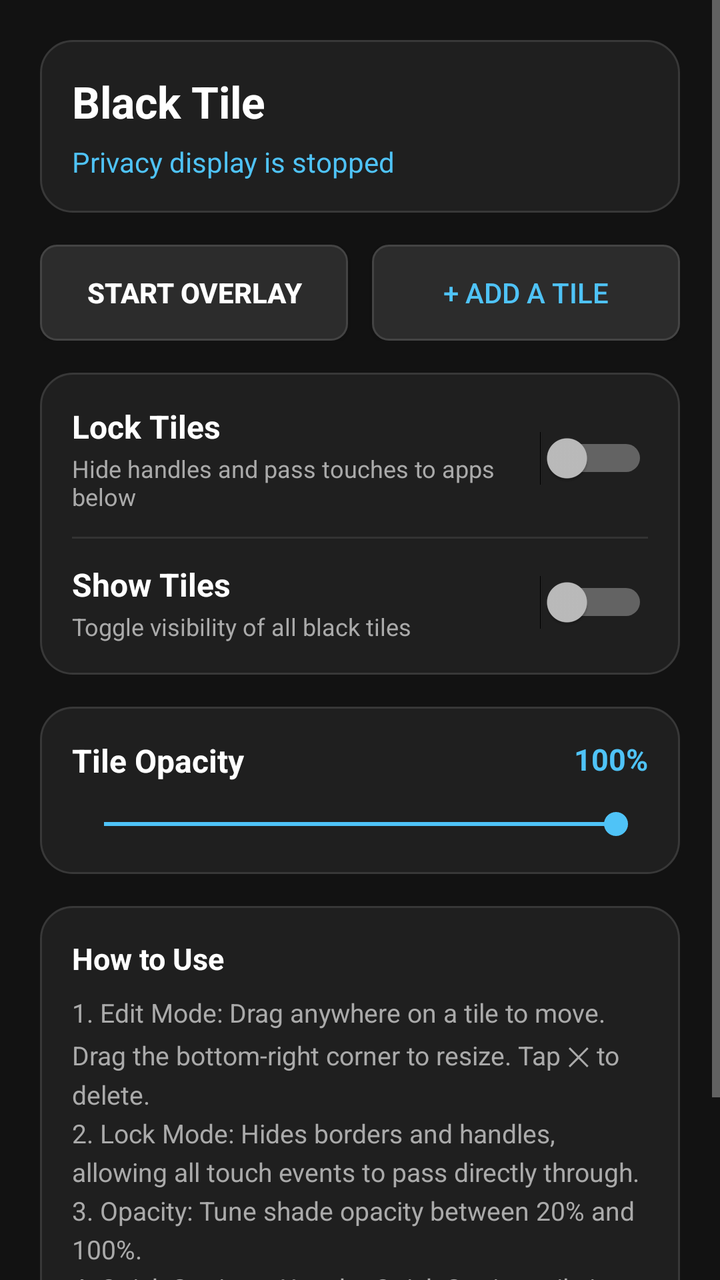
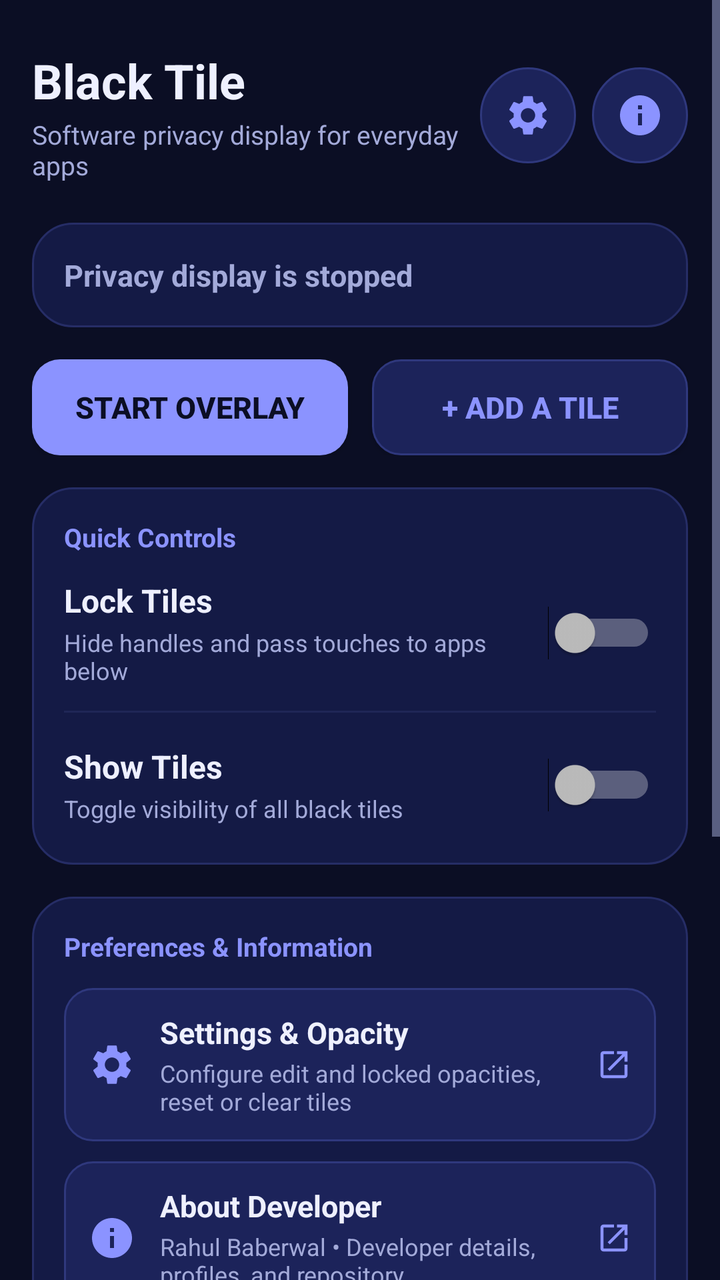

Screens rendered from an Android XML layout before and after an edit, with the pre-edit source and the edit as a unified diff.
<!-- AndroidManifest.xml: activity theme Theme.BlackTile -->
<!-- res/layout/activity_main.xml -->
<?xml version="1.0" encoding="utf-8"?>
<ScrollView xmlns:android="http://schemas.android.com/apk/res/android"
    android:layout_width="match_parent"
    android:layout_height="match_parent"
    android:background="@color/bg_dark"
    android:fillViewport="true">

    <LinearLayout
        android:layout_width="match_parent"
        android:layout_height="wrap_content"
        android:orientation="vertical"
        android:padding="20dp">

        
        <LinearLayout
            android:layout_width="match_parent"
            android:layout_height="wrap_content"
            android:background="@drawable/widget_bg"
            android:orientation="vertical"
            android:padding="16dp">

            <TextView
                android:id="@+id/tvAppTitle"
                android:layout_width="wrap_content"
                android:layout_height="wrap_content"
                android:text="@string/app_name"
                android:textColor="@color/text_primary"
                android:textSize="22sp"
                android:textStyle="bold" />

            <TextView
                android:id="@+id/tvStatus"
                android:layout_width="wrap_content"
                android:layout_height="wrap_content"
                android:layout_marginTop="6dp"
                android:text="@string/status_stopped"
                android:textColor="@color/accent"
                android:textSize="14sp" />

            <Button
                android:id="@+id/btnGrantPermission"
                android:layout_width="match_parent"
                android:layout_height="wrap_content"
                android:layout_marginTop="12dp"
                android:background="@drawable/btn_dark_rounded"
                android:text="@string/btn_grant_permission"
                android:textColor="@color/accent"
                android:visibility="gone" />
        </LinearLayout>

        
        <LinearLayout
            android:layout_width="match_parent"
            android:layout_height="wrap_content"
            android:layout_marginTop="16dp"
            android:orientation="horizontal">

            <Button
                android:id="@+id/btnStartStop"
                android:layout_width="0dp"
                android:layout_height="wrap_content"
                android:layout_marginEnd="6dp"
                android:layout_weight="1"
                android:background="@drawable/btn_dark_rounded"
                android:text="@string/btn_start"
                android:textColor="@color/text_primary"
                android:textStyle="bold" />

            <Button
                android:id="@+id/btnAddTile"
                android:layout_width="0dp"
                android:layout_height="wrap_content"
                android:layout_marginStart="6dp"
                android:layout_weight="1"
                android:background="@drawable/btn_dark_rounded"
                android:text="@string/btn_add_tile"
                android:textColor="@color/accent" />
        </LinearLayout>

        
        <LinearLayout
            android:layout_width="match_parent"
            android:layout_height="wrap_content"
            android:layout_marginTop="16dp"
            android:background="@drawable/widget_bg"
            android:orientation="vertical"
            android:padding="16dp">

            
            <RelativeLayout
                android:layout_width="match_parent"
                android:layout_height="wrap_content">

                <LinearLayout
                    android:layout_width="wrap_content"
                    android:layout_height="wrap_content"
                    android:layout_alignParentStart="true"
                    android:layout_centerVertical="true"
                    android:layout_toStartOf="@+id/switchLock"
                    android:orientation="vertical">

                    <TextView
                        android:layout_width="wrap_content"
                        android:layout_height="wrap_content"
                        android:text="@string/label_lock_tiles"
                        android:textColor="@color/text_primary"
                        android:textSize="16sp"
                        android:textStyle="bold" />

                    <TextView
                        android:layout_width="wrap_content"
                        android:layout_height="wrap_content"
                        android:layout_marginTop="2dp"
                        android:text="@string/desc_lock_tiles"
                        android:textColor="@color/text_secondary"
                        android:textSize="12sp" />
                </LinearLayout>

                <Switch
                    android:id="@+id/switchLock"
                    android:layout_width="wrap_content"
                    android:layout_height="wrap_content"
                    android:layout_alignParentEnd="true"
                    android:layout_centerVertical="true" />
            </RelativeLayout>

            <View
                android:layout_width="match_parent"
                android:layout_height="1dp"
                android:layout_marginVertical="12dp"
                android:background="@color/divider" />

            
            <RelativeLayout
                android:layout_width="match_parent"
                android:layout_height="wrap_content">

                <LinearLayout
                    android:layout_width="wrap_content"
                    android:layout_height="wrap_content"
                    android:layout_alignParentStart="true"
                    android:layout_centerVertical="true"
                    android:layout_toStartOf="@+id/switchVisible"
                    android:orientation="vertical">

                    <TextView
                        android:layout_width="wrap_content"
                        android:layout_height="wrap_content"
                        android:text="@string/label_show_tiles"
                        android:textColor="@color/text_primary"
                        android:textSize="16sp"
                        android:textStyle="bold" />

                    <TextView
                        android:layout_width="wrap_content"
                        android:layout_height="wrap_content"
                        android:layout_marginTop="2dp"
                        android:text="@string/desc_show_tiles"
                        android:textColor="@color/text_secondary"
                        android:textSize="12sp" />
                </LinearLayout>

                <Switch
                    android:id="@+id/switchVisible"
                    android:layout_width="wrap_content"
                    android:layout_height="wrap_content"
                    android:layout_alignParentEnd="true"
                    android:layout_centerVertical="true" />
            </RelativeLayout>
        </LinearLayout>

        
        <LinearLayout
            android:layout_width="match_parent"
            android:layout_height="wrap_content"
            android:layout_marginTop="16dp"
            android:background="@drawable/widget_bg"
            android:orientation="vertical"
            android:padding="16dp">

            <RelativeLayout
                android:layout_width="match_parent"
                android:layout_height="wrap_content">

                <TextView
                    android:layout_width="wrap_content"
                    android:layout_height="wrap_content"
                    android:layout_alignParentStart="true"
                    android:text="@string/label_opacity"
                    android:textColor="@color/text_primary"
                    android:textSize="16sp"
                    android:textStyle="bold" />

                <TextView
                    android:id="@+id/tvOpacityValue"
                    android:layout_width="wrap_content"
                    android:layout_height="wrap_content"
                    android:layout_alignParentEnd="true"
                    android:text="100%"
                    android:textColor="@color/accent"
                    android:textSize="15sp"
                    android:textStyle="bold" />
            </RelativeLayout>

            <SeekBar
                android:id="@+id/sbOpacity"
                android:layout_width="match_parent"
                android:layout_height="wrap_content"
                android:layout_marginTop="12dp"
                android:max="80"
                android:progress="80" />
        </LinearLayout>

        
        <LinearLayout
            android:layout_width="match_parent"
            android:layout_height="wrap_content"
            android:layout_marginTop="16dp"
            android:background="@drawable/widget_bg"
            android:orientation="vertical"
            android:padding="16dp">

            <TextView
                android:layout_width="wrap_content"
                android:layout_height="wrap_content"
                android:text="@string/help_title"
                android:textColor="@color/text_primary"
                android:textSize="15sp"
                android:textStyle="bold" />

            <TextView
                android:id="@+id/tvHelp"
                android:layout_width="match_parent"
                android:layout_height="wrap_content"
                android:layout_marginTop="8dp"
                android:lineSpacingExtra="4dp"
                android:text="@string/help_text"
                android:textColor="@color/text_secondary"
                android:textSize="13sp" />
        </LinearLayout>

    </LinearLayout>
</ScrollView>
<!-- resources referenced by this layout -->
<resources>
  <color name="accent">#4FC3F7</color>
  <color name="bg_dark">#121212</color>
  <color name="divider">#333333</color>
  <color name="text_primary">#FFFFFF</color>
  <color name="text_secondary">#AAAAAA</color>
  <!-- drawable btn_dark_rounded (drawable) -->
  <?xml version="1.0" encoding="utf-8"?>
  <ripple xmlns:android="http://schemas.android.com/apk/res/android"
      android:color="#40FFFFFF">
      <item>
          <shape android:shape="rectangle">
              <solid android:color="#2C2C2C" />
              <corners android:radius="8dp" />
              <stroke
                  android:width="1dp"
                  android:color="#444444" />
          </shape>
      </item>
  </ripple>
  <!-- drawable widget_bg (drawable) -->
  <?xml version="1.0" encoding="utf-8"?>
  <shape xmlns:android="http://schemas.android.com/apk/res/android"
      android:shape="rectangle">
      <solid android:color="#1F1F1F" />
      <stroke
          android:width="1dp"
          android:color="#383838" />
      <corners android:radius="16dp" />
      <padding
          android:bottom="6dp"
          android:left="8dp"
          android:right="8dp"
          android:top="6dp" />
  </shape>
  <string name="help_text" formatted="false">1. Edit Mode: Drag anywhere on a tile to move. Drag the bottom-right corner to resize. Tap ✕ to delete.\n2. Lock Mode: Hides borders and handles, allowing all touch events to pass directly through.\n3. Opacity: Tune shade opacity between 20% and 100%.\n4. Quick Settings: Use the Quick Settings tile in your notification drawer.\n5. Widget: Add the 3-button widget to your home screen.</string>
  <string name="label_opacity">Tile Opacity</string>
  <style name="Theme.BlackTile" parent="android:Theme.Material.NoActionBar">
          <item name="android:colorPrimary">@color/surface_dark</item>
          <item name="android:colorPrimaryDark">@color/bg_dark</item>
          <item name="android:colorAccent">@color/accent</item>
          <item name="android:windowBackground">@color/bg_dark</item>
          <item name="android:textColorPrimary">@color/text_primary</item>
          <item name="android:textColorSecondary">@color/text_secondary</item>
          <item name="android:statusBarColor">@color/bg_dark</item>
          <item name="android:navigationBarColor">@color/bg_dark</item>
      </style>
  <color name="surface_dark">#1E1E1E</color>
  <!-- unchanged entries left out for length: 10 -->
</resources>

<!-- the commit's change to res/layout/activity_main.xml (unified diff, before → after) -->
@@ -9,42 +9,87 @@
         android:layout_width="match_parent"
         android:layout_height="wrap_content"
         android:orientation="vertical"
-        android:padding="20dp">
-
-        
-        <LinearLayout
-            android:layout_width="match_parent"
-            android:layout_height="wrap_content"
-            android:background="@drawable/widget_bg"
-            android:orientation="vertical"
-            android:padding="16dp">
-
-            <TextView
-                android:id="@+id/tvAppTitle"
-                android:layout_width="wrap_content"
-                android:layout_height="wrap_content"
-                android:text="@string/app_name"
-                android:textColor="@color/text_primary"
-                android:textSize="22sp"
-                android:textStyle="bold" />
+        android:padding="16dp">
+
+        
+        <LinearLayout
+            android:layout_width="match_parent"
+            android:layout_height="wrap_content"
+            android:gravity="center_vertical"
+            android:orientation="horizontal"
+            android:paddingBottom="12dp"
+            android:paddingTop="8dp">
+
+            <LinearLayout
+                android:layout_width="0dp"
+                android:layout_height="wrap_content"
+                android:layout_weight="1"
+                android:orientation="vertical">
+
+                <TextView
+                    android:id="@+id/tvAppTitle"
+                    android:layout_width="wrap_content"
+                    android:layout_height="wrap_content"
+                    android:text="@string/app_name"
+                    android:textColor="@color/text_primary"
+                    android:textSize="24sp"
+                    android:textStyle="bold" />
+
+                <TextView
+                    android:layout_width="wrap_content"
+                    android:layout_height="wrap_content"
+                    android:layout_marginTop="2dp"
+                    android:text="@string/home_header_subtitle"
+                    android:textColor="@color/text_secondary"
+                    android:textSize="13sp" />
+            </LinearLayout>
+
+            
+            <ImageButton
+                android:id="@+id/btnTopSettings"
+                android:layout_width="48dp"
+                android:layout_height="48dp"
+                android:background="@drawable/btn_icon_topbar"
+                android:contentDescription="@string/title_settings"
+                android:src="@drawable/ic_settings" />
+
+            <ImageButton
+                android:id="@+id/btnTopAbout"
+                android:layout_width="48dp"
+                android:layout_height="48dp"
+                android:layout_marginStart="8dp"
+                android:background="@drawable/btn_icon_topbar"
+                android:contentDescription="@string/title_about"
+                android:src="@drawable/ic_info" />
+        </LinearLayout>
+
+        
+        <LinearLayout
+            android:layout_width="match_parent"
+            android:layout_height="wrap_content"
+            android:layout_marginTop="8dp"
+            android:background="@drawable/card_bg"
+            android:orientation="vertical">
 
             <TextView
                 android:id="@+id/tvStatus"
-                android:layout_width="wrap_content"
-                android:layout_height="wrap_content"
-                android:layout_marginTop="6dp"
+                android:layout_width="match_parent"
+                android:layout_height="wrap_content"
                 android:text="@string/status_stopped"
-                android:textColor="@color/accent"
-                android:textSize="14sp" />
+                android:textColor="@color/text_secondary"
+                android:textSize="15sp"
+                android:textStyle="bold" />
 
             <Button
                 android:id="@+id/btnGrantPermission"
                 android:layout_width="match_parent"
                 android:layout_height="wrap_content"
-                android:layout_marginTop="12dp"
-                android:background="@drawable/btn_dark_rounded"
+                android:layout_marginTop="14dp"
+                android:background="@drawable/btn_secondary"
+                android:minHeight="48dp"
                 android:text="@string/btn_grant_permission"
                 android:textColor="@color/accent"
+                android:textStyle="bold"
                 android:visibility="gone" />
         </LinearLayout>
 
@@ -61,9 +106,11 @@
                 android:layout_height="wrap_content"
                 android:layout_marginEnd="6dp"
                 android:layout_weight="1"
-                android:background="@drawable/btn_dark_rounded"
+                android:background="@drawable/btn_accent"
+                android:minHeight="48dp"
                 android:text="@string/btn_start"
-                android:textColor="@color/text_primary"
+                android:textColor="@color/btn_accent_text"
+                android:textSize="15sp"
                 android:textStyle="bold" />
 
             <Button
@@ -72,9 +119,12 @@
                 android:layout_height="wrap_content"
                 android:layout_marginStart="6dp"
                 android:layout_weight="1"
-                android:background="@drawable/btn_dark_rounded"
+                android:background="@drawable/btn_secondary"
+                android:minHeight="48dp"
                 android:text="@string/btn_add_tile"
-                android:textColor="@color/accent" />
+                android:textColor="@color/accent"
+                android:textSize="15sp"
+                android:textStyle="bold" />
         </LinearLayout>
 
         
@@ -82,9 +132,17 @@
             android:layout_width="match_parent"
             android:layout_height="wrap_content"
             android:layout_marginTop="16dp"
-            android:background="@drawable/widget_bg"
-            android:orientation="vertical"
-            android:padding="16dp">
+            android:background="@drawable/card_bg"
+            android:orientation="vertical">
+
+            <TextView
+                android:layout_width="wrap_content"
+                android:layout_height="wrap_content"
+                android:layout_marginBottom="12dp"
+                android:text="@string/home_section_controls"
+                android:textColor="@color/accent"
+                android:textSize="13sp"
+                android:textStyle="bold" />
 
             
             <RelativeLayout
@@ -121,7 +179,8 @@
                     android:layout_width="wrap_content"
                     android:layout_height="wrap_content"
                     android:layout_alignParentEnd="true"
-                    android:layout_centerVertical="true" />
+                    android:layout_centerVertical="true"
+                    android:minHeight="48dp" />
             </RelativeLayout>
 
             <View
@@ -165,7 +224,8 @@
                     android:layout_width="wrap_content"
                     android:layout_height="wrap_content"
                     android:layout_alignParentEnd="true"
-                    android:layout_centerVertical="true" />
+                    android:layout_centerVertical="true"
+                    android:minHeight="48dp" />
             </RelativeLayout>
         </LinearLayout>
 
@@ -174,41 +234,114 @@
             android:layout_width="match_parent"
             android:layout_height="wrap_content"
             android:layout_marginTop="16dp"
-            android:background="@drawable/widget_bg"
-            android:orientation="vertical"
-            android:padding="16dp">
-
-            <RelativeLayout
-                android:layout_width="match_parent"
-                android:layout_height="wrap_content">
-
-                <TextView
-                    android:layout_width="wrap_content"
-                    android:layout_height="wrap_content"
-                    android:layout_alignParentStart="true"
-                    android:text="@string/label_opacity"
-                    android:textColor="@color/text_primary"
-                    android:textSize="16sp"
-                    android:textStyle="bold" />
-
-                <TextView
-                    android:id="@+id/tvOpacityValue"
-                    android:layout_width="wrap_content"
-                    android:layout_height="wrap_content"
-                    android:layout_alignParentEnd="true"
-                    android:text="100%"
-                    android:textColor="@color/accent"
-                    android:textSize="15sp"
-                    android:textStyle="bold" />
-            </RelativeLayout>
-
-            <SeekBar
-                android:id="@+id/sbOpacity"
-                android:layout_width="match_parent"
-                android:layout_height="wrap_content"
-                android:layout_marginTop="12dp"
-                android:max="80"
-                android:progress="80" />
+            android:background="@drawable/card_bg"
+            android:orientation="vertical">
+
+            <TextView
+                android:layout_width="wrap_content"
+                android:layout_height="wrap_content"
+                android:layout_marginBottom="12dp"
+                android:text="@string/home_section_navigation"
+                android:textColor="@color/accent"
+                android:textSize="13sp"
+                android:textStyle="bold" />
+
+            
+            <LinearLayout
+                android:id="@+id/rowNavSettings"
+                android:layout_width="match_parent"
+                android:layout_height="wrap_content"
+                android:background="@drawable/btn_secondary"
+                android:gravity="center_vertical"
+                android:minHeight="56dp"
+                android:orientation="horizontal"
+                android:padding="12dp">
+
+                <ImageView
+                    android:layout_width="24dp"
+                    android:layout_height="24dp"
+                    android:layout_marginEnd="12dp"
+                    android:contentDescription="@null"
+                    android:src="@drawable/ic_settings" />
+
+                <LinearLayout
+                    android:layout_width="0dp"
+                    android:layout_height="wrap_content"
+                    android:layout_weight="1"
+                    android:orientation="vertical">
+
+                    <TextView
+                        android:layout_width="wrap_content"
+                        android:layout_height="wrap_content"
+                        android:text="@string/home_card_settings_title"
+                        android:textColor="@color/text_primary"
+                        android:textSize="15sp"
+                        android:textStyle="bold" />
+
+                    <TextView
+                        android:layout_width="wrap_content"
+                        android:layout_height="wrap_content"
+                        android:layout_marginTop="2dp"
+                        android:text="@string/home_card_settings_desc"
+                        android:textColor="@color/text_secondary"
+                        android:textSize="12sp" />
+                </LinearLayout>
+
+                <ImageView
+                    android:layout_width="18dp"
+                    android:layout_height="18dp"
+                    android:contentDescription="@null"
+                    android:src="@drawable/ic_open_in_new" />
+            </LinearLayout>
+
+            
+            <LinearLayout
+                android:id="@+id/rowNavAbout"
+                android:layout_width="match_parent"
+                android:layout_height="wrap_content"
+                android:layout_marginTop="10dp"
+                android:background="@drawable/btn_secondary"
+                android:gravity="center_vertical"
+                android:minHeight="56dp"
+                android:orientation="horizontal"
+                android:padding="12dp">
+
+                <ImageView
+                    android:layout_width="24dp"
+                    android:layout_height="24dp"
+                    android:layout_marginEnd="12dp"
+                    android:contentDescription="@null"
+                    android:src="@drawable/ic_info" />
+
+                <LinearLayout
+                    android:layout_width="0dp"
+                    android:layout_height="wrap_content"
+                    android:layout_weight="1"
+                    android:orientation="vertical">
+
+                    <TextView
+                        android:layout_width="wrap_content"
+                        android:layout_height="wrap_content"
+                        android:text="@string/home_card_about_title"
+                        android:textColor="@color/text_primary"
+                        android:textSize="15sp"
+                        android:textStyle="bold" />
+
+                    <TextView
+                        android:layout_width="wrap_content"
+                        android:layout_height="wrap_content"
+                        android:layout_marginTop="2dp"
+                        android:text="@string/home_card_about_desc"
+                        android:textColor="@color/text_secondary"
+                        android:textSize="12sp" />
+                </LinearLayout>
+
+                <ImageView
+                    android:layout_width="18dp"
+                    android:layout_height="18dp"
+                    android:contentDescription="@null"
+                    android:src="@drawable/ic_open_in_new" />
+            </LinearLayout>
         </LinearLayout>
 
         
@@ -216,9 +349,8 @@
             android:layout_width="match_parent"
             android:layout_height="wrap_content"
             android:layout_marginTop="16dp"
-            android:background="@drawable/widget_bg"
-            android:orientation="vertical"
-            android:padding="16dp">
+            android:background="@drawable/card_bg"
+            android:orientation="vertical">
 
             <TextView
                 android:layout_width="wrap_content"
<!-- resource entries referenced after the edit -->
@@ -1,43 +1,106 @@
 <!-- resources referenced by this layout -->
 <resources>
-  <color name="accent">#4FC3F7</color>
-  <color name="bg_dark">#121212</color>
-  <color name="divider">#333333</color>
-  <color name="text_primary">#FFFFFF</color>
-  <color name="text_secondary">#AAAAAA</color>
-  <!-- drawable btn_dark_rounded (drawable) -->
+  <color name="accent">#8B93FF</color>
+  <color name="bg_dark">#0B0E24</color>
+  <color name="btn_accent_text">#0B0E24</color>
+  <color name="divider">#1F2656</color>
+  <color name="text_primary">#EEF0FF</color>
+  <color name="text_secondary">#A3AAD9</color>
+  <!-- drawable btn_accent (drawable) -->
   <?xml version="1.0" encoding="utf-8"?>
   <ripple xmlns:android="http://schemas.android.com/apk/res/android"
       android:color="#40FFFFFF">
       <item>
           <shape android:shape="rectangle">
-              <solid android:color="#2C2C2C" />
-              <corners android:radius="8dp" />
-              <stroke
-                  android:width="1dp"
-                  android:color="#444444" />
+              <solid android:color="@color/accent" />
+              <corners android:radius="14dp" />
           </shape>
       </item>
   </ripple>
-  <!-- drawable widget_bg (drawable) -->
+  <!-- drawable btn_icon_topbar (drawable) -->
+  <?xml version="1.0" encoding="utf-8"?>
+  <ripple xmlns:android="http://schemas.android.com/apk/res/android"
+      android:color="#408B93FF">
+      <item>
+          <shape android:shape="oval">
+              <solid android:color="@color/btn_surface" />
+              <stroke
+                  android:width="1dp"
+                  android:color="@color/btn_surface_stroke" />
+          </shape>
+      </item>
+  </ripple>
+  <!-- drawable btn_secondary (drawable) -->
+  <?xml version="1.0" encoding="utf-8"?>
+  <ripple xmlns:android="http://schemas.android.com/apk/res/android"
+      android:color="#408B93FF">
+      <item>
+          <shape android:shape="rectangle">
+              <solid android:color="@color/btn_surface" />
+              <stroke
+                  android:width="1dp"
+                  android:color="@color/btn_surface_stroke" />
+              <corners android:radius="14dp" />
+          </shape>
+      </item>
+  </ripple>
+  <!-- drawable card_bg (drawable) -->
   <?xml version="1.0" encoding="utf-8"?>
   <shape xmlns:android="http://schemas.android.com/apk/res/android"
       android:shape="rectangle">
-      <solid android:color="#1F1F1F" />
+      <solid android:color="@color/surface_card" />
       <stroke
           android:width="1dp"
-          android:color="#383838" />
-      <corners android:radius="16dp" />
+          android:color="@color/card_stroke" />
+      <corners android:radius="20dp" />
       <padding
-          android:bottom="6dp"
-          android:left="8dp"
-          android:right="8dp"
-          android:top="6dp" />
+          android:bottom="16dp"
+          android:left="16dp"
+          android:right="16dp"
+          android:top="16dp" />
   </shape>
-  <string name="help_text" formatted="false">1. Edit Mode: Drag anywhere on a tile to move. Drag the bottom-right corner to resize. Tap ✕ to delete.\n2. Lock Mode: Hides borders and handles, allowing all touch events to pass directly through.\n3. Opacity: Tune shade opacity between 20% and 100%.\n4. Quick Settings: Use the Quick Settings tile in your notification drawer.\n5. Widget: Add the 3-button widget to your home screen.</string>
-  <string name="label_opacity">Tile Opacity</string>
+  <!-- drawable ic_info (drawable) -->
+  <vector xmlns:android="http://schemas.android.com/apk/res/android"
+      android:width="24dp"
+      android:height="24dp"
+      android:viewportWidth="24"
+      android:viewportHeight="24">
+      <path
+          android:fillColor="@color/accent"
+          android:pathData="M12,2C6.48,2 2,6.48 2,12s4.48,10 10,10 10,-4.48 10,-10S17.52,2 12,2zM13,17h-2v-6h2v6zM13,9h-2V7h2v2z" />
+  </vector>
+  <!-- drawable ic_open_in_new (drawable) -->
+  <vector xmlns:android="http://schemas.android.com/apk/res/android"
+      android:width="20dp"
+      android:height="20dp"
+      android:viewportWidth="24"
+      android:viewportHeight="24">
+      <path
+          android:fillColor="@color/accent"
+          android:pathData="M19,19H5V5h7V3H5c-1.11,0 -2,0.9 -2,2v14c0,1.1 0.89,2 2,2h14c1.1,0 2,-0.9 2,-2v-7h-2v7zM14,3v2h3.59l-9.83,9.83 1.41,1.41L19,6.41V10h2V3h-7z" />
+  </vector>
+  <!-- drawable ic_settings (drawable) -->
+  <vector xmlns:android="http://schemas.android.com/apk/res/android"
+      android:width="24dp"
+      android:height="24dp"
+      android:viewportWidth="24"
+      android:viewportHeight="24">
+      <path
+          android:fillColor="@color/accent"
+          android:pathData="M19.14,12.94c0.04,-0.3 0.06,-0.61 0.06,-0.94c0,-0.32 -0.02,-0.64 -0.07,-0.94l2.03,-1.58c0.18,-0.14 0.23,-0.41 0.12,-0.61l-1.92,-3.32c-0.12,-0.22 -0.37,-0.29 -0.59,-0.22l-2.39,0.96c-0.5,-0.38 -1.03,-0.7 -1.62,-0.94L14.4,2.81c-0.04,-0.24 -0.24,-0.41 -0.48,-0.41h-3.84c-0.24,0 -0.43,0.17 -0.47,0.41L9.25,5.35C8.66,5.59 8.12,5.92 7.63,6.29L5.24,5.33c-0.22,-0.08 -0.47,0 -0.59,0.22L2.74,8.87c-0.12,0.21 -0.08,0.47 0.12,0.61l2.03,1.58C4.84,11.36 4.8,11.69 4.8,12s0.02,0.64 0.07,0.94l-2.03,1.58c-0.18,0.14 -0.23,0.41 -0.12,0.61l1.92,3.32c0.12,0.22 0.37,0.29 0.59,0.22l2.39,-0.96c0.5,0.38 1.03,0.7 1.62,0.94l0.36,2.54c0.05,0.24 0.24,0.41 0.48,0.41h3.84c0.24,0 0.44,-0.17 0.47,-0.41l0.36,-2.54c0.59,-0.24 1.13,-0.56 1.62,-0.94l2.39,0.96c0.22,0.08 0.47,0 0.59,-0.22l1.92,-3.32c0.12,-0.22 0.07,-0.47 -0.12,-0.61l-2.01,-1.58zM12,15.6c-1.98,0 -3.6,-1.62 -3.6,-3.6s1.62,-3.6 3.6,-3.6s3.6,1.62 3.6,3.6s-1.62,3.6 -3.6,3.6z" />
+  </vector>
+  <string name="help_text" formatted="false">1. Edit Mode: Drag anywhere on a tile to move. Drag the bottom-right corner to resize. Tap ✕ to delete.\n2. Lock Mode: Hides borders and handles, allowing all touch events to pass directly through.\n3. Opacity: Tune shade opacity between 20% and 100% in Settings.\n4. Quick Settings: Use the Quick Settings tile in your notification drawer.\n5. Widget: Add the 3-button widget to your home screen.</string>
+  <string name="home_card_about_desc">Rahul Baberwal • Developer details, profiles, and repository</string>
+  <string name="home_card_about_title">About Developer</string>
+  <string name="home_card_settings_desc">Configure edit and locked opacities, reset or clear tiles</string>
+  <string name="home_card_settings_title">Settings &amp; Opacity</string>
+  <string name="home_header_subtitle">Software privacy display for everyday apps</string>
+  <string name="home_section_controls">Quick Controls</string>
+  <string name="home_section_navigation">Preferences &amp; Information</string>
+  <string name="title_about">About Developer</string>
+  <string name="title_settings">Settings</string>
   <style name="Theme.BlackTile" parent="android:Theme.Material.NoActionBar">
-          <item name="android:colorPrimary">@color/surface_dark</item>
+          <item name="android:colorPrimary">@color/surface_card</item>
           <item name="android:colorPrimaryDark">@color/bg_dark</item>
           <item name="android:colorAccent">@color/accent</item>
           <item name="android:windowBackground">@color/bg_dark</item>
@@ -46,7 +109,10 @@
           <item name="android:statusBarColor">@color/bg_dark</item>
           <item name="android:navigationBarColor">@color/bg_dark</item>
       </style>
-  <color name="surface_dark">#1E1E1E</color>
+  <color name="btn_surface">#1C235A</color>
+  <color name="btn_surface_stroke">#2F387D</color>
+  <color name="surface_card">#141A45</color>
+  <color name="card_stroke">#262D66</color>
   <!-- unchanged entries left out for length: 10 -->
 </resources>
 
